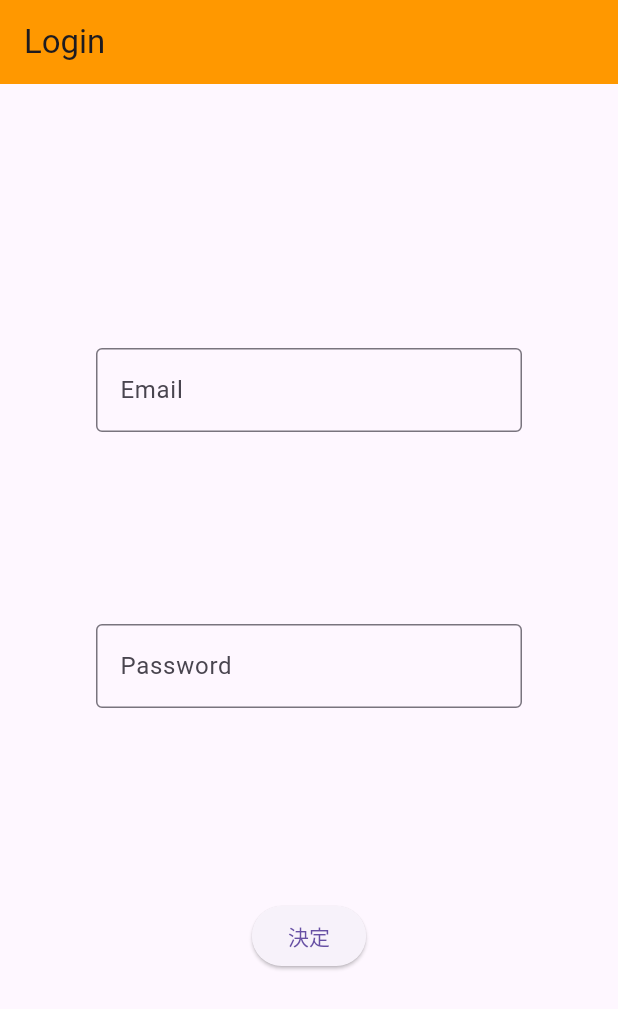
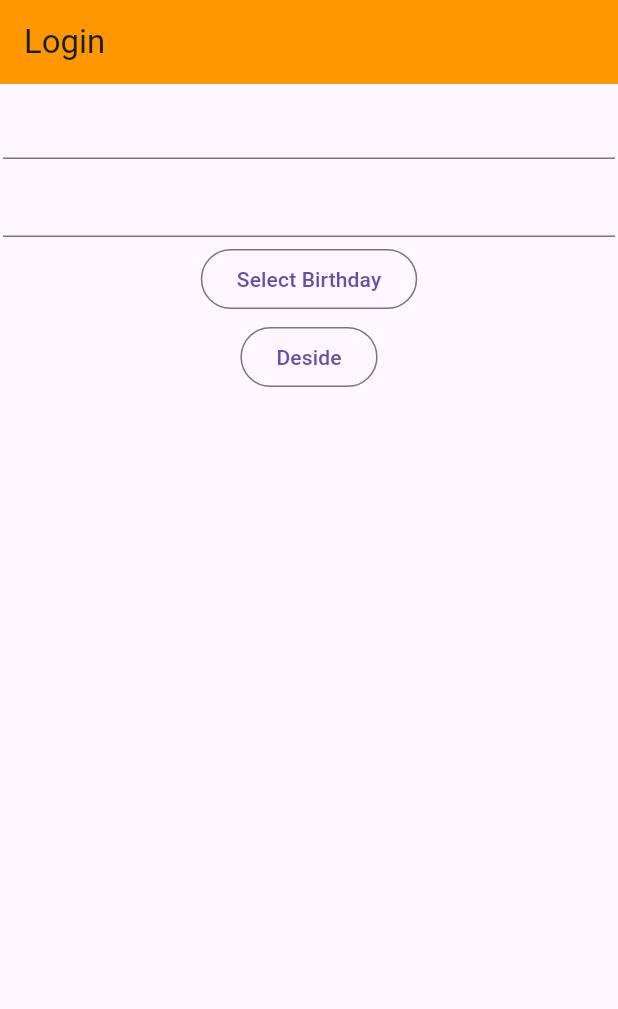
Before and after one commit to onion0904/segon_pix, a Flutter app: the screen it shows after launch, on a phone screen of 412 x 824 dp. Shown: the top 1009 px of the screen. Run offline on Flutter 3.47's test engine with Material 3 defaults, Android fonts, the phone set to English and light mode, and no system bars; our stand-ins replace flutter_hooks, go_router.

Commit message:
create create user

```diff
--- /dev/null
+++ b/client/lib/logic/http/put.dart
@@ -0,0 +1 @@
+import 'package:http/http.dart' as http;
--- /dev/null
+++ b/client/lib/screens/logins/create_user.dart
@@ -0,0 +1,89 @@
+import 'package:flutter/material.dart';
+import 'package:flutter_hooks/flutter_hooks.dart';
+import "../../logic/http/post.dart";
+import 'package:go_router/go_router.dart';
+
+const double p = 2;
+
+class CreateUser extends HookWidget {
+  const CreateUser({super.key});
+
+  @override
+  Widget build(BuildContext context) {
+    final birthday = useState(0);
+    final formKey = GlobalKey<FormState>();
+    final nameController = TextEditingController();
+    final descriptionController = TextEditingController();
+
+    return Column(children: [
+      Form(
+          key: formKey,
+          child: Column(mainAxisAlignment: MainAxisAlignment.center, children: [
+            Padding(
+                padding: const EdgeInsets.all(p),
+                child: TextFormField(
+                    //name
+                    controller: nameController,
+                    validator: nameValidator)),
+            Padding(
+                padding: const EdgeInsets.all(p),
+                child: TextFormField(
+                    //description
+                    controller: descriptionController,
+                    validator: descriptionValidator)),
+            Padding(
+                padding: const EdgeInsets.all(p),
+                child: OutlinedButton(
+                    onPressed: () async {
+                      final date = await showDatePicker(
+                          context: context,
+                          initialDate: DateTime.now(),
+                          lastDate: DateTime.now(),
+                          firstDate: DateTime(1900, 1, 1));
+                      if(date != null){
+                        birthday.value =
+                            date.year * 10000 + date.month * 100 + date.day;
+                      }
+                    },
+                    child: const Text("Select Birthday"))),
+            Padding(
+                padding: const EdgeInsets.all(p),
+                child: OutlinedButton(
+                    onPressed: () async {
+                      if (formKey.currentState!.validate()) {
+                        final response = await createUser(
+                            name: nameController.text,
+                            description: descriptionController.text,
+                            birthday: birthday.value);
+                        if (response.statusCode == 200 && context.mounted) {
+                          context.go("/hub");
+                        }
+                      }
+                    },
+                    child: const Text("Deside"))),
+          ]))
+    ]);
+  }
+}
+
+/////////////////////////////////////////////////////////////////////////
+
+String? nameValidator(String? value) {
+  if (value == null || value.isEmpty) {
+    return "名前を入力してください";
+  }
+
+  return null;
+}
+
+String? descriptionValidator(String? value) {
+  return null;
+}
+
+String? birthdayValidator(String? value) {
+  if (value == null || value.isEmpty) {
+    return "誕生日を入力してください";
+  }
+
+  return null;
+}
--- a/client/lib/screens/logins/logins.dart
+++ b/client/lib/screens/logins/logins.dart
@@ -3,13 +3,14 @@ import 'package:flutter_hooks/flutter_hooks.dart';
 import 'splash.dart';
 import 'sign_in.dart';
 import 'sign_up.dart';
+import 'create_user.dart';
 
 class Logins extends HookWidget {
   const Logins({super.key});
 
   @override
   Widget build(context) {
-    final index = useState(0);
+    final index = useState(3);
 
     final loginUIList = [
       const Splash(),
@@ -19,6 +20,7 @@ class Logins extends HookWidget {
       SignUp(changeIndex: (int a) {
         index.value = a;
       }),
+      const CreateUser()
     ];
 
     return Scaffold(
--- a/client/pubspec.yaml
+++ b/client/pubspec.yaml
@@ -17,6 +17,7 @@ dependencies:
   go_router: ^14.2.8
   hooks_riverpod: ^2.5.2
   http: ^1.2.2
+  syncfusion_flutter_datepicker: ^27.1.52
 
 dev_dependencies:
   flutter_test:
```
Also changed, not shown: client/lib/logic/http/delete.dart (added, +10 -0 lines), client/lib/logic/http/get.dart (added, +14 -0 lines), client/lib/logic/http/post.dart (added, +16 -0 lines), client/lib/model/user.dart (+22 -18 lines), client/pubspec.lock.
